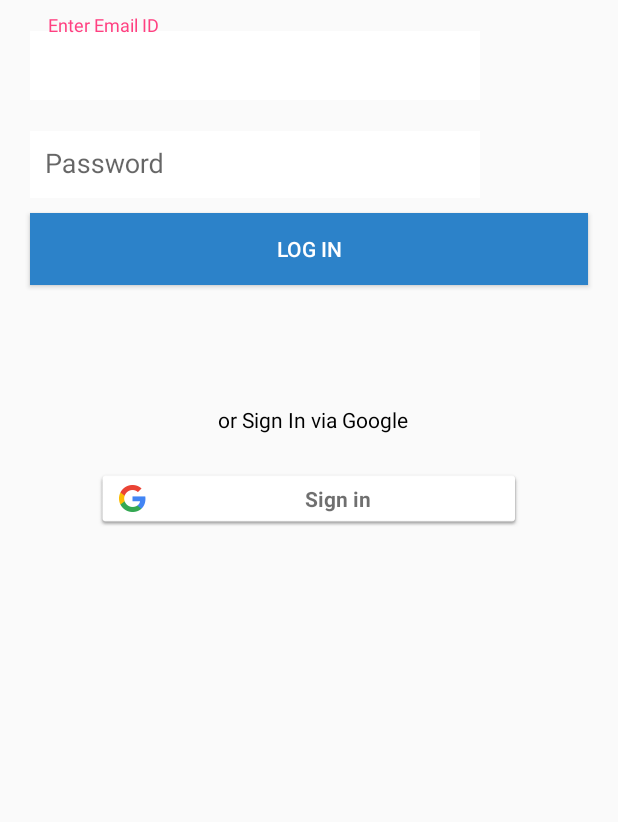
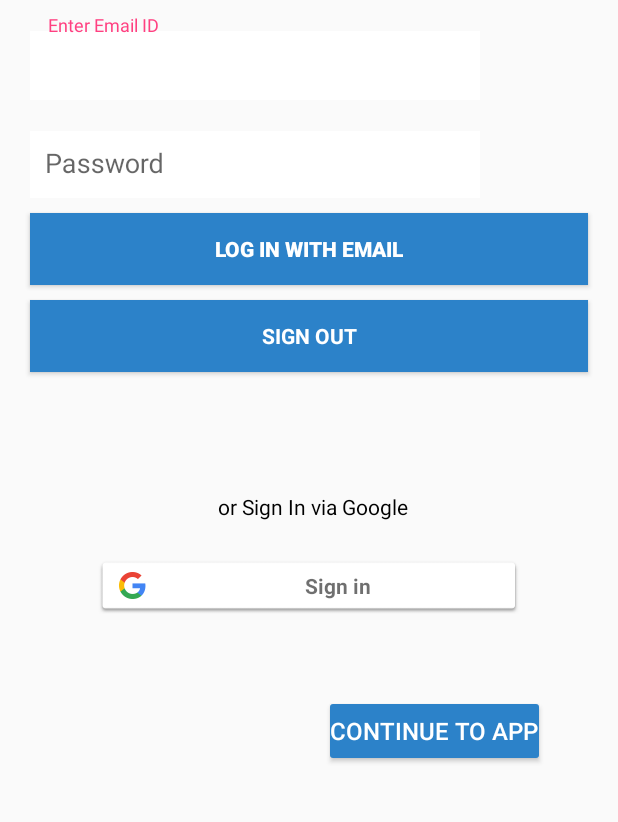
Before and after one commit to Akacker/ProjectMDWithMaterialDesign, an Android app: the LoginActivity screen opened directly, with no data from a screen before it, on a phone screen of 412 x 824 dp, the part 270-1092 px from its top. Run offline under Robolectric (Android 15) with nearby library versions, the phone set to English and light mode, and no system bars; our stand-ins replace Firebase (no records; nobody signed in at launch, a user with empty details on screens opened directly).

Commit message:
Added Sign In with Email and Password Functionality.

```diff
--- a/app/build.gradle
+++ b/app/build.gradle
@@ -37,6 +37,9 @@ dependencies {
     implementation 'com.android.support.constraint:constraint-layout:1.1.3'
     implementation 'com.android.support:support-v4:28.0.0'
     testImplementation 'junit:junit:4.12'
+    // Firebase UI
+    // Used in FirebaseUIActivity.
+    implementation 'com.firebaseui:firebase-ui-auth:4.3.1'
     androidTestImplementation 'com.android.support.test:runner:1.0.2'
     androidTestImplementation 'com.android.support.test.espresso:espresso-core:3.0.2'
 }
--- a/app/src/main/AndroidManifest.xml
+++ b/app/src/main/AndroidManifest.xml
@@ -5,6 +5,7 @@
     <uses-permission android:name="android.permission.GET_ACCOUNTS" />
     <uses-permission android:name="android.permission.READ_PROFILE" />
     <uses-permission android:name="android.permission.READ_CONTACTS" />
+    <uses-permission android:name="android.permission.INTERNET" />
 
 
     <application
--- a/app/src/main/java/com/example/android/projectmdwithmaterialdesign/LoginActivity.java
+++ b/app/src/main/java/com/example/android/projectmdwithmaterialdesign/LoginActivity.java
@@ -5,6 +5,7 @@ import android.net.Uri;
 import android.support.annotation.NonNull;
 import android.support.v7.app.AppCompatActivity;
 import android.os.Bundle;
+import android.text.TextUtils;
 import android.util.Log;
 import android.view.View;
 import android.widget.Button;
@@ -30,20 +31,85 @@ import com.google.firebase.auth.GoogleAuthProvider;
 
 public class LoginActivity extends AppCompatActivity {
     private FirebaseAuth mAuth;
+
+    //Google Sign In
     SignInButton signIn;
     private  Button ctab; //continue to app button
     GoogleSignInClient mGoogleSignInClient;
     private int RC_SIGN_IN = 1;
     private String TAG = "LoginActivity";
 
+    private FirebaseAuth.AuthStateListener mAuthListener;
+
+    // UI references.
+    private EditText mEmail, mPassword;
+    private Button btnSignIn,btnSignOut,btnAddItems;
+
     @Override
     protected void onCreate(Bundle savedInstanceState) {
         super.onCreate(savedInstanceState);
         setContentView(R.layout.activity_login);
 
+        //For Google Sign In
         signIn = (SignInButton) findViewById(R.id.sign_in_button);
         ctab = (Button) findViewById(R.id.continuetoappbutton);
         mAuth = FirebaseAuth.getInstance();
+
+        //declare buttons and edit texts in oncreate
+        //For Email and Password Sign In
+        mEmail = (EditText) findViewById(R.id.email);
+        mPassword = (EditText) findViewById(R.id.password);
+        btnSignIn = (Button) findViewById(R.id.email_sign_in_button);
+        btnSignOut = (Button) findViewById(R.id.email_sign_out_button);
+        /*btnAddItems = (Button) findViewById(R.id.add_item_screen);*/
+
+        mAuth = FirebaseAuth.getInstance();
+
+        mAuthListener = new FirebaseAuth.AuthStateListener() {
+            @Override
+            public void onAuthStateChanged(@NonNull FirebaseAuth firebaseAuth) {
+                FirebaseUser user = firebaseAuth.getCurrentUser();
+                if (user != null) {
+                    // User is signed in
+                    Log.d(TAG, "onAuthStateChanged:signed_in:" + user.getUid());
+                    ctab.setVisibility(View.VISIBLE);
+                    Toast.makeText(LoginActivity.this, "Successfully signed in with: " + user.getEmail(), Toast.LENGTH_SHORT).show();
+                } else {
+                    // User is signed out
+                    Log.d(TAG, "onAuthStateChanged:signed_out");
+                    Toast.makeText(LoginActivity.this, "Successfully signed out.", Toast.LENGTH_SHORT).show();
+                    ctab.setVisibility(View.GONE);
+                }
+            }
+        };
+
+        btnSignIn.setOnClickListener(new View.OnClickListener() {
+            @Override
+            public void onClick(View view) {
+                String email = mEmail.getText().toString();
+                String pass = mPassword.getText().toString();
+                if(!email.equals("") && !pass.equals("")){
+                    mAuth.signInWithEmailAndPassword(email,pass);
+                }else{
+                    Toast.makeText(LoginActivity.this, "You didn't fill in all the fields.", Toast.LENGTH_SHORT).show();
+                }
+            }
+        });
+        btnSignOut.setOnClickListener(new View.OnClickListener() {
+            @Override
+            public void onClick(View view) {
+                mAuth.signOut();
+                Toast.makeText(LoginActivity.this,"Signing Out...", Toast.LENGTH_SHORT).show();
+            }
+        });
+
+        /*btnSignOut.setOnClickListener(new View.OnClickListener() {
+            @Override
+            public void onClick(View view) {
+                mAuth.signOut();
+                Toast.makeText(LoginActivity.this, "Signing Out...", Toast.LENGTH_SHORT).show();
+            }
+        });*/
         // Configure sign-in to request the user's ID, email address, and basic
         // profile. ID and basic profile are included in DEFAULT_SIGN_IN.
         // Configure Google Sign In
@@ -60,6 +126,20 @@ public class LoginActivity extends AppCompatActivity {
                 signIn();
             }
         });
+    }
+
+    @Override
+    public void onStart() {
+        super.onStart();
+        mAuth.addAuthStateListener(mAuthListener);
+    }
+
+    @Override
+    public void onStop() {
+        super.onStop();
+        if (mAuthListener != null) {
+            mAuth.removeAuthStateListener(mAuthListener);
+        }
     }
 
     private void signIn() {
@@ -130,5 +210,4 @@ public class LoginActivity extends AppCompatActivity {
             Toast.makeText(LoginActivity.this, personName, Toast.LENGTH_SHORT).show();
         }
     }
-
 }
--- a/app/src/main/res/layout/activity_login.xml
+++ b/app/src/main/res/layout/activity_login.xml
@@ -3,21 +3,26 @@
     xmlns:app="http://schemas.android.com/apk/res-auto"
     xmlns:tools="http://schemas.android.com/tools"
     android:layout_width="match_parent"
+    android:gravity="center_horizontal"
     android:layout_height="match_parent"
     android:fitsSystemWindows="true"
     tools:context=".LoginActivity">
+
+    <ScrollView
+        android:id="@+id/login_form"
+        android:layout_width="match_parent"
+        android:layout_height="match_parent">
 
         <LinearLayout
             android:layout_width="match_parent"
             android:layout_height="match_parent"
             android:orientation="vertical">
 
+
             <ImageView
                 android:id="@+id/logo"
                 android:layout_width="150dp"
                 android:layout_height="150dp"
-            android:layout_alignParentStart="true"
-            android:layout_alignParentTop="true"
                 android:layout_marginStart="140dp"
                 android:layout_marginTop="30dp"
                 android:src="@drawable/ez_logo_round" />
@@ -26,7 +31,6 @@
             <android.support.design.widget.TextInputLayout
                 android:layout_width="match_parent"
                 android:layout_height="wrap_content"
-            android:layout_below="@+id/logo"
                 android:layout_marginTop="10dp">
 
                 <EditText
@@ -39,7 +43,6 @@
                     android:layout_marginStart="20dp"
                     android:layout_marginTop="1dp"
                     android:layout_marginEnd="20dp"
-                android:layout_marginRight="20dp"
                     android:background="@color/white"
                     android:backgroundTint="@color/white"
                     android:hint="Enter Email ID"
@@ -54,10 +57,6 @@
             <android.support.design.widget.TextInputLayout
                 android:layout_width="match_parent"
                 android:layout_height="wrap_content"
-            android:layout_below="@+id/email"
-            android:layout_alignParentTop="true"
-            android:layout_centerInParent="false"
-            android:layout_centerHorizontal="true"
                 android:layout_marginTop="10dp"
                 android:animateLayoutChanges="true">
 
@@ -69,7 +68,6 @@
                     android:layout_marginStart="20dp"
                     android:layout_marginTop="8dp"
                     android:layout_marginEnd="20dp"
-                android:layout_marginRight="20dp"
                     android:background="@color/white"
                     android:backgroundTint="@color/white"
                     android:hint="Password"
@@ -81,30 +79,37 @@
             </android.support.design.widget.TextInputLayout>
 
             <Button
-            android:id="@+id/login_button"
+                android:id="@+id/email_sign_in_button"
                 android:layout_width="match_parent"
                 android:layout_height="wrap_content"
-            android:layout_below="@+id/password"
-            android:layout_centerInParent="false"
                 android:layout_marginLeft="20dp"
                 android:layout_marginTop="10dp"
                 android:layout_marginRight="20dp"
                 android:background="@color/c1"
                 android:duplicateParentState="false"
                 android:padding="4dp"
-            android:text="Log In"
-            android:textColor="@color/white" />
+                android:text="Log In with Email"
+                android:textColor="@color/white"
+                android:textStyle="bold" />
+            <Button
+                android:id="@+id/email_sign_out_button"
+                style="?android:textAppearanceSmall"
+                android:layout_width="match_parent"
+                android:layout_height="wrap_content"
+                android:layout_marginLeft="20dp"
+                android:layout_marginRight="20dp"
+                android:layout_marginTop="10dp"
+                android:text="Sign out"
+                android:background="@color/c1"
+                android:duplicateParentState="false"
+                android:textColor="@color/white"
+                android:textStyle="bold"/>
 
 
             <TextView
                 android:id="@+id/ortext"
                 android:layout_width="wrap_content"
                 android:layout_height="wrap_content"
-            android:layout_below="@+id/login_button"
-            android:layout_alignParentStart="true"
-            android:layout_alignParentTop="true"
-            android:layout_alignParentEnd="true"
-            android:layout_centerHorizontal="true"
                 android:layout_marginStart="145dp"
                 android:layout_marginTop="80dp"
                 android:layout_marginEnd="136dp"
@@ -116,7 +121,6 @@
                 android:id="@+id/sign_in_button"
                 android:layout_width="match_parent"
                 android:layout_height="46dp"
-            android:layout_below="@+id/ortext"
                 android:layout_marginStart="60dp"
                 android:layout_marginTop="20dp"
                 android:layout_marginEnd="60dp"
@@ -131,7 +135,6 @@
                 android:id="@+id/continuetoappbutton"
                 android:layout_width="wrap_content"
                 android:layout_height="wrap_content"
-            android:layout_below="@+id/sign_in_button"
                 android:layout_marginStart="216dp"
                 android:layout_marginTop="50dp"
                 android:layout_marginEnd="16dp"
@@ -146,5 +149,6 @@
 
 
         </LinearLayout>
+    </ScrollView>
 
 </android.support.design.widget.CoordinatorLayout>
--- a/app/src/main/res/menu/menu_navigation.xml
+++ b/app/src/main/res/menu/menu_navigation.xml
@@ -3,14 +3,14 @@
         <item
             android:icon="@drawable/ic_home_black_24dp"
             android:tint="@color/button_grey"
-            android:title="One" />
+            android:title="My Profile" />
         <item
             android:icon="@drawable/ic_favorite_black_24dp"
             android:tint="@color/button_grey"
-            android:title="Two" />
+            android:title="Patients"/>
         <item
             android:icon="@drawable/ic_bookmark_black_24dp"
             android:tint="@color/button_grey"
-            android:title="Three" />
+            android:title="Give Feedback" />
     </group>
 </menu>
--- a/app/src/main/res/values/colors.xml
+++ b/app/src/main/res/values/colors.xml
@@ -10,6 +10,7 @@
     <color name = "title">#222222</color>
     <color name="dark_grey">#424242</color>
     <color name="medium_grey">#9E9E9E</color>
+    <color name = "ActionBarColor">#3F51B5</color>
     <color name="button_grey">#757575</color>
     <color name="colorPrimaryDark">#303F9F</color>
     <color name="colorAccent">#FF4081</color>
```
Also changed, not shown: app/src/main/res/layout/activity_start_here.xml (+4 -8 lines), app/src/main/res/layout/navheader.xml (+20 -1 lines). Lines whose indentation alone changed are shown as unchanged.
